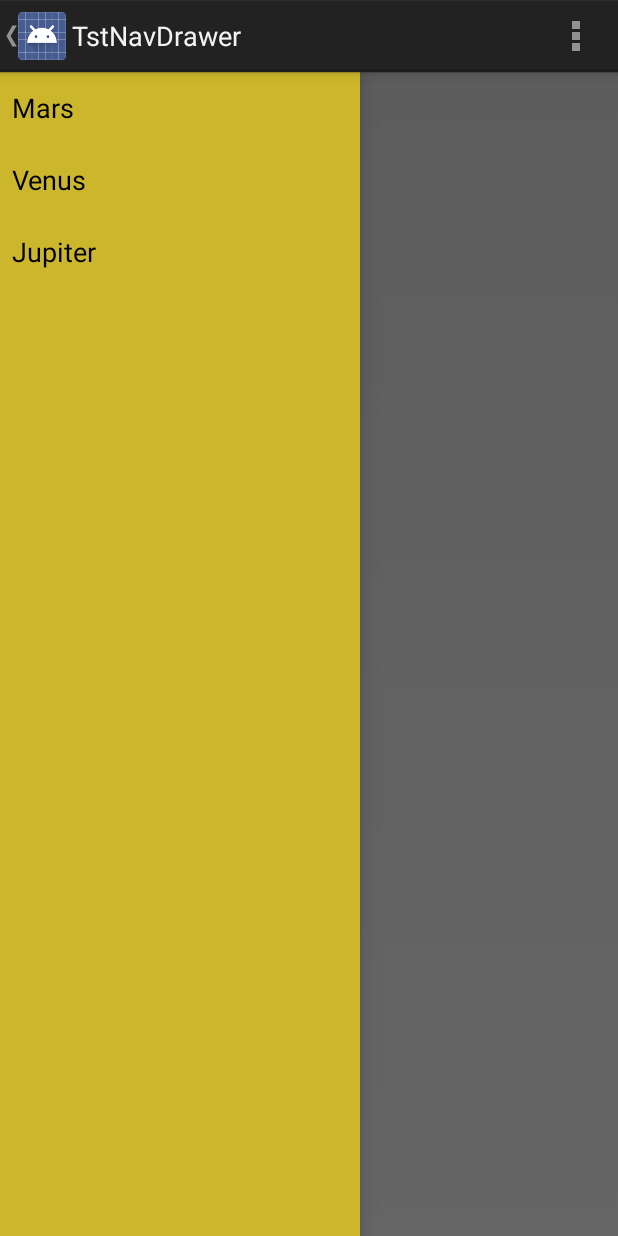
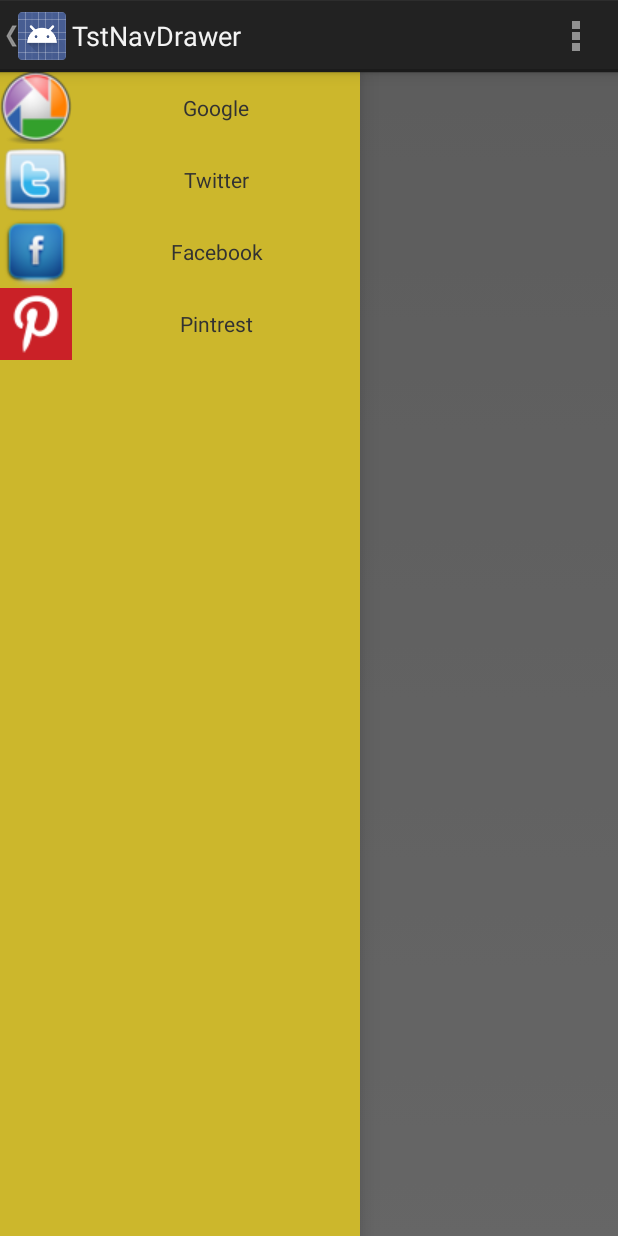
Before and after one commit to Bubbles2/TstNavDrawerV1, an Android app: the screen it shows after launch (MainActivity), with the side drawer open, on a phone screen of 412 x 824 dp. Run offline under Robolectric (Android 15) with nearby library versions, the phone set to English and light mode, and no system bars; 2 statements that could not run were skipped.

Commit message:
Add custom list view

```diff
--- a/app/src/main/java/matcom/dcf/tstnavdrawer/MainActivity.java
+++ b/app/src/main/java/matcom/dcf/tstnavdrawer/MainActivity.java
@@ -3,45 +3,51 @@ package matcom.dcf.tstnavdrawer;
 import android.app.ActionBar;
 import android.app.Activity;
 
+import android.content.Context;
 import android.content.res.Configuration;
 import android.os.Bundle;
 import android.support.v4.app.ActionBarDrawerToggle;
 import android.support.v4.widget.DrawerLayout;
+import android.view.LayoutInflater;
 import android.view.Menu;
 import android.view.MenuItem;
 import android.view.View;
+import android.view.ViewGroup;
 import android.widget.AdapterView;
 import android.widget.ArrayAdapter;
+import android.widget.BaseAdapter;
+import android.widget.ImageView;
 import android.widget.ListView;
+import android.widget.TextView;
 import android.widget.Toast;
+
+import java.security.PrivateKey;
+import java.util.PriorityQueue;
 
 public class MainActivity extends Activity implements AdapterView.OnItemClickListener {
     private DrawerLayout drawerLayout;
     private ListView listview;
-    private String[] planets;
     private ActionBarDrawerToggle drawerListener;
-
+    private  MyAdapter myadapter;
 
     @Override
     protected void onCreate(Bundle savedInstanceState) {
         super.onCreate(savedInstanceState);
         setContentView(R.layout.activity_main);
         //
-        planets = getResources().getStringArray(R.array.planets);
-        //
         drawerLayout = (DrawerLayout) findViewById(R.id.drawerLayout);
-        drawerListener = new ActionBarDrawerToggle(this,drawerLayout,R.drawable.ic_drawer,R.string.openDrawer,R.string.closeDrawer){
+        drawerListener = new ActionBarDrawerToggle(this, drawerLayout, R.drawable.ic_drawer, R.string.openDrawer, R.string.closeDrawer) {
             @Override
             public void onDrawerOpened(View drawerView) {
                 super.onDrawerOpened(drawerView);
-                Toast.makeText(MainActivity.this,"Drawer Open",Toast.LENGTH_SHORT).show();
+                Toast.makeText(MainActivity.this, "Drawer Open", Toast.LENGTH_SHORT).show();
 
             }
 
             @Override
             public void onDrawerClosed(View drawerView) {
                 super.onDrawerClosed(drawerView);
-                Toast.makeText(MainActivity.this,"Drawer Close",Toast.LENGTH_SHORT).show();
+                Toast.makeText(MainActivity.this, "Drawer Close", Toast.LENGTH_SHORT).show();
             }
         };
         // SEt listener
@@ -49,7 +55,8 @@ public class MainActivity extends Activity implements AdapterView.OnItemClickLis
 
         listview = (ListView) findViewById(R.id.drawerList);
         //
-        listview.setAdapter(new ArrayAdapter(this,android.R.layout.simple_list_item_1,planets));
+        //listview.setAdapter(new ArrayAdapter(this,android.R.layout.simple_list_item_1,planets));
+        listview.setAdapter(new MyAdapter(this));
         listview.setOnItemClickListener(this);
         // Manage use of Nav Drawer in action
         // Enable action bar area
@@ -70,11 +77,10 @@ public class MainActivity extends Activity implements AdapterView.OnItemClickLis
     @Override
     public boolean onOptionsItemSelected(MenuItem item) {
         // Forward event to navigation drawer
-        if(drawerListener.onOptionsItemSelected(item))
-        {
+        if (drawerListener.onOptionsItemSelected(item)) {
             return true;
         }
-          // Handle action bar item clicks here. The action bar will
+        // Handle action bar item clicks here. The action bar will
         // automatically handle clicks on the Home/Up button, so long
         // as you specify a parent activity in AndroidManifest.xml.
         int id = item.getItemId();
@@ -103,17 +109,69 @@ public class MainActivity extends Activity implements AdapterView.OnItemClickLis
 
     @Override
     public void onItemClick(AdapterView<?> parent, View view, int position, long id) {
-        Toast.makeText(this,"The following planet has been selected  "+planets[position],Toast.LENGTH_LONG).show();
+        Toast.makeText(this, "The following planet has been selected  ", Toast.LENGTH_LONG).show();
         selectItem(position);
     }
 
     public void selectItem(int position) {
-        listview.setItemChecked(position,true);
-        setTitle(planets[position]);
+        listview.setItemChecked(position, true);
+        //setTitle(planets[position]);
     }
 
     public void setTitle(String title) {
         getActionBar().setTitle(title);
 
     }
+
 }
+
+class MyAdapter extends BaseAdapter {
+    String[] socialSites;
+    int[] images = {R.drawable.google,
+            R.drawable.twitter,
+            R.drawable.facebook,
+            R.drawable.pintrest};
+    private Context context;
+
+    public MyAdapter(Context context) {
+        socialSites = context.getResources().getStringArray(R.array.social);
+        this.context = context;
+    }
+
+    @Override
+    public int getCount() {
+
+        return socialSites.length;
+    }
+
+    @Override
+    public Object getItem(int position) {
+
+        return socialSites[position];
+    }
+
+    @Override
+    public long getItemId(int position) {
+
+        return position;
+    }
+
+    @Override
+    public View getView(int position, View convertView, ViewGroup parent) {
+        View row=null;
+        if (convertView == null) {
+            LayoutInflater inflater =  (LayoutInflater) context.getSystemService(Context.LAYOUT_INFLATER_SERVICE);
+            row = inflater.inflate(R.layout.customrow,parent,false);
+
+        } else {
+            row = convertView;
+
+        }
+        ImageView img =  (ImageView) row.findViewById(R.id.imageView);
+        TextView  tv = (TextView) row.findViewById(R.id.textView);
+        //
+        tv.setText(socialSites[position]);
+        img.setImageResource(images[position]);
+        return row;
+    }
+}
--- /dev/null
+++ b/app/src/main/res/layout/customrow.xml
@@ -0,0 +1,20 @@
+<?xml version="1.0" encoding="utf-8"?>
+<LinearLayout xmlns:android="http://schemas.android.com/apk/res/android"
+    android:orientation="horizontal" android:layout_width="match_parent"
+    android:layout_height="match_parent"
+    android:gravity="center">
+
+    <ImageView
+        android:layout_width="wrap_content"
+        android:layout_height="wrap_content"
+        android:id="@+id/imageView"
+        android:src="@drawable/facebook" />
+
+    <TextView
+        android:layout_width="match_parent"
+        android:layout_height="wrap_content"
+        android:text="New Text"
+        android:id="@+id/textView"
+        android:gravity="center"
+        android:layout_margin="8dp" />
+</LinearLayout>
--- a/app/src/main/res/values/strings.xml
+++ b/app/src/main/res/values/strings.xml
@@ -6,10 +6,11 @@
 
     <string name="hello_world">Hello world!</string>
     <string name="action_settings">Settings</string>
-    <string-array name="planets">
-        <item>Mars</item>
-        <item>Venus</item>
-        <item>Jupiter</item>
+    <string-array name="social">
+        <item>Google</item>
+        <item>Twitter</item>
+        <item>Facebook</item>
+        <item>Pintrest</item>
     </string-array>
     <string-array name="planets_actions">
         <item>Explore</item>
```
Also changed, not shown: app/src/main/res/drawable/facebook.png (added), app/src/main/res/drawable/google.png (added), app/src/main/res/drawable/pintrest.png (added), app/src/main/res/drawable/twitter.png (added).
